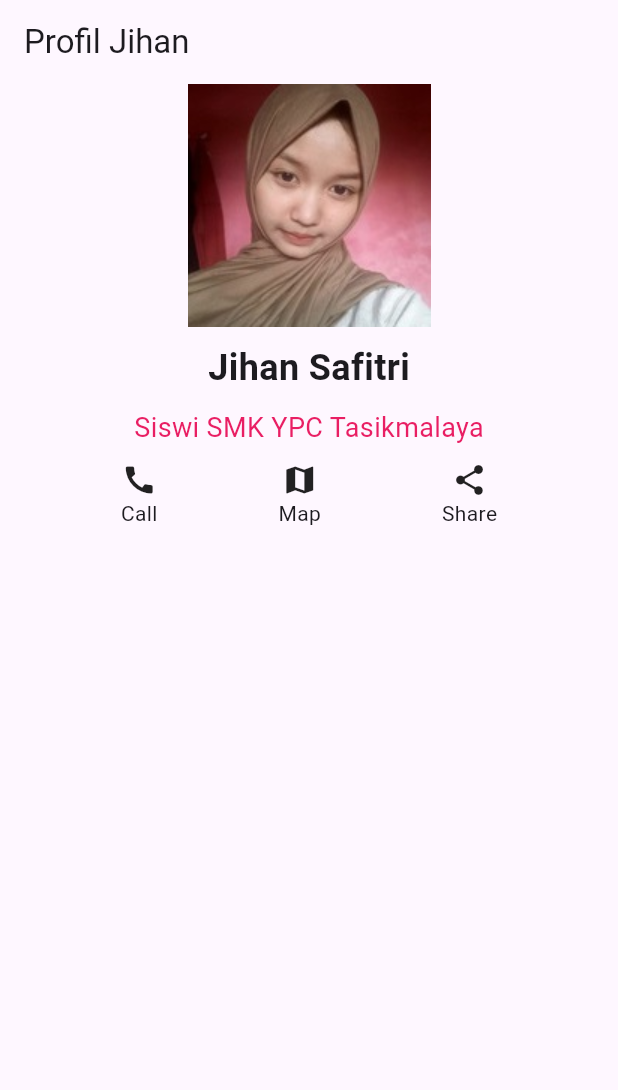
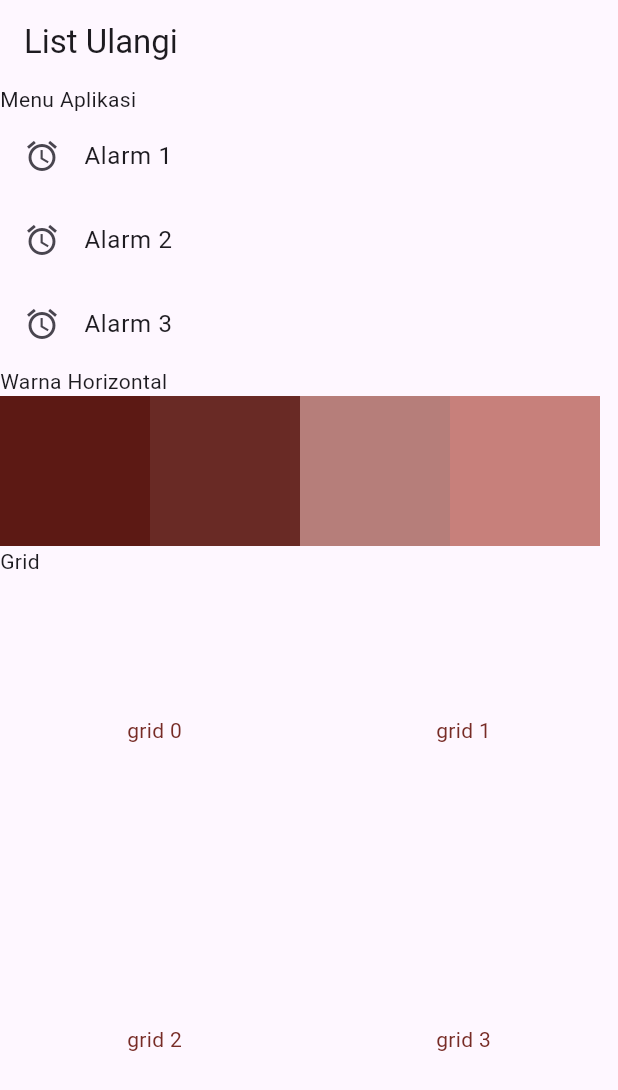
Before and after one commit to jihans-star/tugaspribadi_jhn, a Flutter app: the screen it shows after launch, on a phone screen of 412 x 824 dp. Shown: the top 1090 px of the screen. Run offline on Flutter 3.47's test engine with Material 3 defaults, Android fonts, the phone set to English and light mode, and no system bars.

Commit message:
update 14okt2025

```diff
--- /dev/null
+++ b/lib/list.dart
@@ -0,0 +1,54 @@
+import 'package:flutter/material.dart';
+
+class Listlatihan extends StatelessWidget {
+  const Listlatihan({super.key});
+
+  @override
+  Widget build(BuildContext context) {
+    return Scaffold(
+      appBar: AppBar(
+        title: const Text('List Ulangi'),
+      ),
+      body: SingleChildScrollView(
+        child: Column(
+          crossAxisAlignment: CrossAxisAlignment.start,
+          children: [
+            const Text('Menu Aplikasi'),
+            const ListTile(
+              leading: Icon(Icons.alarm),title: Text('Alarm 1'),
+            ),
+            const ListTile(
+              leading: Icon(Icons.alarm),title: Text('Alarm 2'),
+            ),
+            const ListTile(
+              leading: Icon(Icons.alarm),title: Text('Alarm 3'),
+            ),
+            const Text('Warna Horizontal'),
+            SizedBox(
+              height: 100,
+              child: ListView(
+                scrollDirection: Axis.horizontal,
+                children: [
+                  Container(width: 100, color: const Color.fromARGB(255, 92, 25, 20)),
+                  Container(width: 100, color: const Color.fromARGB(255, 105, 42, 37)),
+                  Container(width: 100, color: const Color.fromARGB(255, 182, 126, 122)),
+                  Container(width: 100, color: const Color.fromARGB(255, 199, 128, 123)),
+                ],
+              ),
+            ),
+            const Text('Grid'),
+            GridView.count(crossAxisCount: 2,
+            shrinkWrap: true,
+            physics: const NeverScrollableScrollPhysics(),
+            children: List.generate(6, (index) {
+              return Center(
+                child: Text('grid $index',style: const TextStyle(color: Color.fromARGB(255, 119, 44, 38)),),
+                );
+              }),
+            ),
+          ],
+        ),
+      ),
+    );
+  }
+}
--- a/lib/main.dart
+++ b/lib/main.dart
@@ -1,5 +1,5 @@
 import 'package:flutter/material.dart';
-import 'package:tugaspribadi/profil.dart';
+import 'package:tugaspribadi/list.dart';
 
 
 void main() {
@@ -14,7 +14,7 @@ class JeApp extends StatelessWidget {
     return const MaterialApp(
       title: "Aplikasi Flutter",
       debugShowCheckedModeBanner: false,
-      home: Profil(),
+      home: Listlatihan(),
     );
   }
 }
--- a/lib/profil.dart
+++ b/lib/profil.dart
@@ -6,41 +6,58 @@ class Profil extends StatelessWidget {
   @override
   Widget build(BuildContext context) {
     return Scaffold(
-      appBar: AppBar(title: const Text('Profil Jihan'),),
-      body: Column(
+      backgroundColor: const Color.fromARGB(255, 238, 238, 232),
+      appBar: AppBar(
+        title: const Text('Profil Jihan',
+          style: TextStyle(
+            color: Color.fromARGB(255, 228, 223, 204))),
+            backgroundColor: const Color.fromARGB(255, 155, 143, 130),
+        ),
+
+      body:Padding(
+        padding: const EdgeInsets.only(top:20),
+        child:Column(
           children: [
             Center(
-            child:Image.asset('images/jihan.jpg'),
+              child:ClipRRect(
+                borderRadius: BorderRadius.circular(500),
+                child: Image.asset('images/jihan1.jpeg'),
               ),
-          const SizedBox(height: 10),
+            ),
+              const SizedBox(height: 18),
               const Text('Jihan Safitri', style: TextStyle(fontSize: 24, fontWeight: FontWeight.bold)),
-            const SizedBox(height: 10),
-            const Text('Siswi SMK YPC Tasikmalaya', style: TextStyle(fontSize: 18, color: Colors.pink),),
-            const SizedBox(height: 10),
-            const Row(mainAxisAlignment: MainAxisAlignment.spaceEvenly,
+              const SizedBox(height: 14),
+              const Text('Siswi SMK YPC Tasikmalaya', style: TextStyle(fontSize: 15, color: Color.fromARGB(255, 104, 30, 30)),),
+              const SizedBox(height: 18),
+
+              Row(mainAxisAlignment: MainAxisAlignment.spaceEvenly,
               children: [
-              Column(
-                children: [
-                  Icon(Icons.call),
-                  Text('Call'),
-                ],
+                ElevatedButton.icon(onPressed: () {},
+                  icon: const Icon(Icons.call, color: Color.fromARGB(255, 104, 30, 30)),
+                  label: const Text('Call', style: TextStyle(color: Color.fromARGB(255, 104, 30, 30))),
+                  style: const ButtonStyle(
+                    backgroundColor:WidgetStatePropertyAll(Color.fromARGB(255, 224, 223, 207))
                   ),
-              Column(
-                children: [
-                  Icon(Icons.map),
-                  Text('Map'),
-                ],
                 ),
-              Column(
-                children: [
-                  Icon(Icons.share),
-                  Text('Share'),
-                ],
-              )
+                ElevatedButton.icon(onPressed: () {},
+                  icon: const Icon(Icons.map, color: Color.fromARGB(255, 104, 30, 30)),
+                  label: const Text('Maps', style: TextStyle(color: Color.fromARGB(255, 104, 30, 30))),
+                  style: const ButtonStyle(
+                    backgroundColor:WidgetStatePropertyAll(Color.fromARGB(255, 224, 223, 207))
+                  ),
+                ),
+                ElevatedButton.icon(onPressed: () {},
+                  icon: const Icon(Icons.share, color: Color.fromARGB(255, 104, 30, 30)),
+                  label: const Text('Share', style: TextStyle(color: Color.fromARGB(255, 104, 30, 30))),
+                  style: const ButtonStyle(
+                    backgroundColor:WidgetStatePropertyAll(Color.fromARGB(255, 224, 223, 207))
+                  ),
+                ),
               ],
             ),
           ],
         ),
+      )
     );
   }
 }
--- a/lib/tugas2.dart
+++ b/lib/tugas2.dart
@@ -39,10 +39,11 @@ class Homepage extends StatelessWidget {
                 children: List.generate(6, (index) {
                   return Center(
                       child: Text('Item $index',style: const TextStyle(fontSize: 20),
-                      ),
+                    ),
                   );
-                }),
+                }
               ),
+            ),
           ],
         ),
       ),
--- a/pubspec.yaml
+++ b/pubspec.yaml
@@ -21,3 +21,4 @@ flutter:
   assets:
   - images/jihan.jpg
   - images/tugas.jpg
+  - images/jihan1.jpeg
```
Also changed, not shown: lib/listview.dart (added, +33 -0 lines), images/jihan1.jpeg (added). Lines whose indentation alone changed are shown as unchanged.
